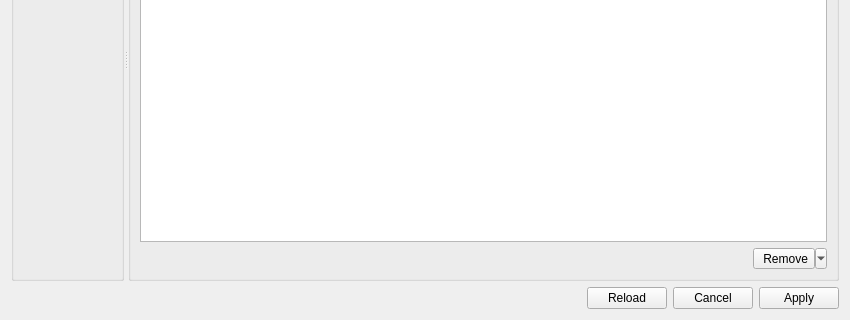
Before: the Qt Designer form taurus_pyqtgraph/ui/TaurusItemConfDlg.ui in taurus-org/taurus_pyqtgraph, drawn with Qt 5; both pictures show x 0 to 850 and y 175 to 495 of the 850 by 495 pixel window.
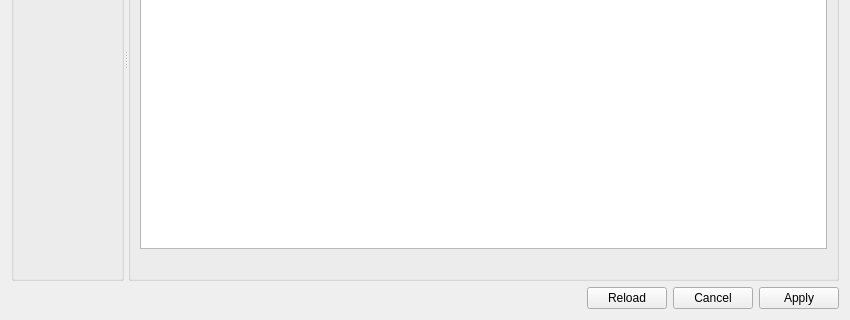
After: the same form once the commit is applied.

Commit message:
Add actions toolbar in TaurusItemConfDlg
Replicate the TaurusModelChooser action toolbar in
TaurusItemConfDlg.

Add actions for adding new row, removing all rows, removing
the selected row and moving (Up and Down) the selected row

```diff
--- a/taurus_pyqtgraph/ui/TaurusItemConfDlg.ui
+++ b/taurus_pyqtgraph/ui/TaurusItemConfDlg.ui
@@ -67,22 +67,6 @@
              </property>
             </spacer>
            </item>
-           <item>
-            <widget class="QToolButton" name="removeCurvesBT">
-             <property name="contextMenuPolicy">
-              <enum>Qt::NoContextMenu</enum>
-             </property>
-             <property name="text">
-              <string> Remove</string>
-             </property>
-             <property name="popupMode">
-              <enum>QToolButton::MenuButtonPopup</enum>
-             </property>
-             <property name="toolButtonStyle">
-              <enum>Qt::ToolButtonTextBesideIcon</enum>
-             </property>
-            </widget>
-           </item>
           </layout>
          </item>
         </layout>
```
The commit also changes 1 other file.
